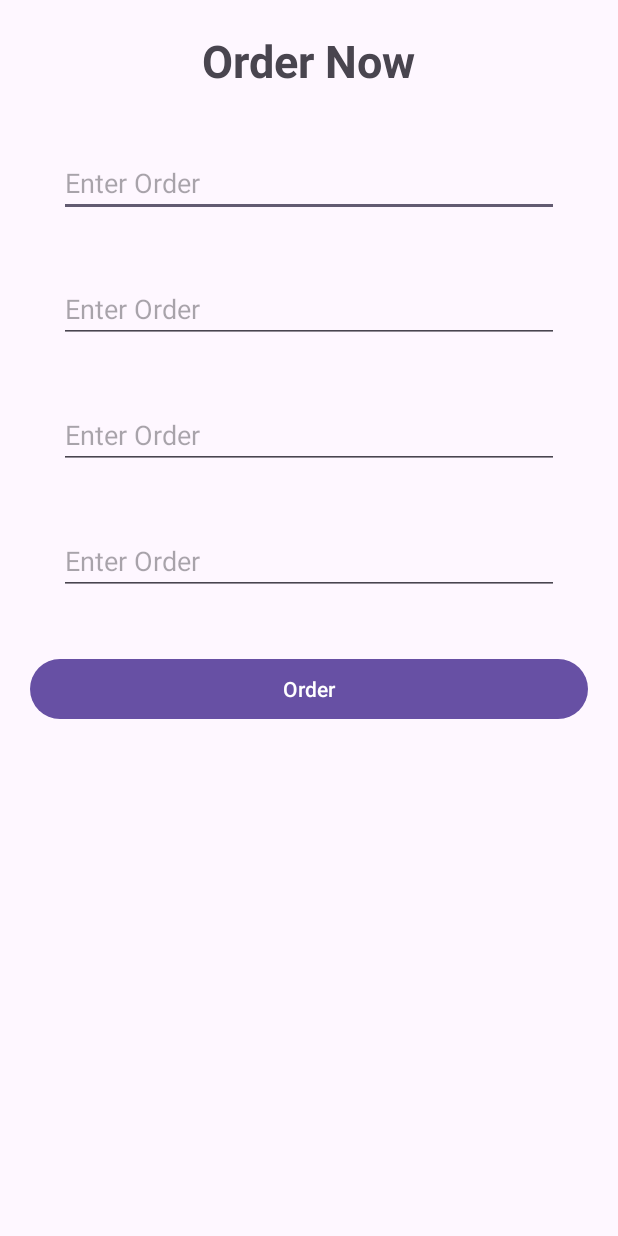
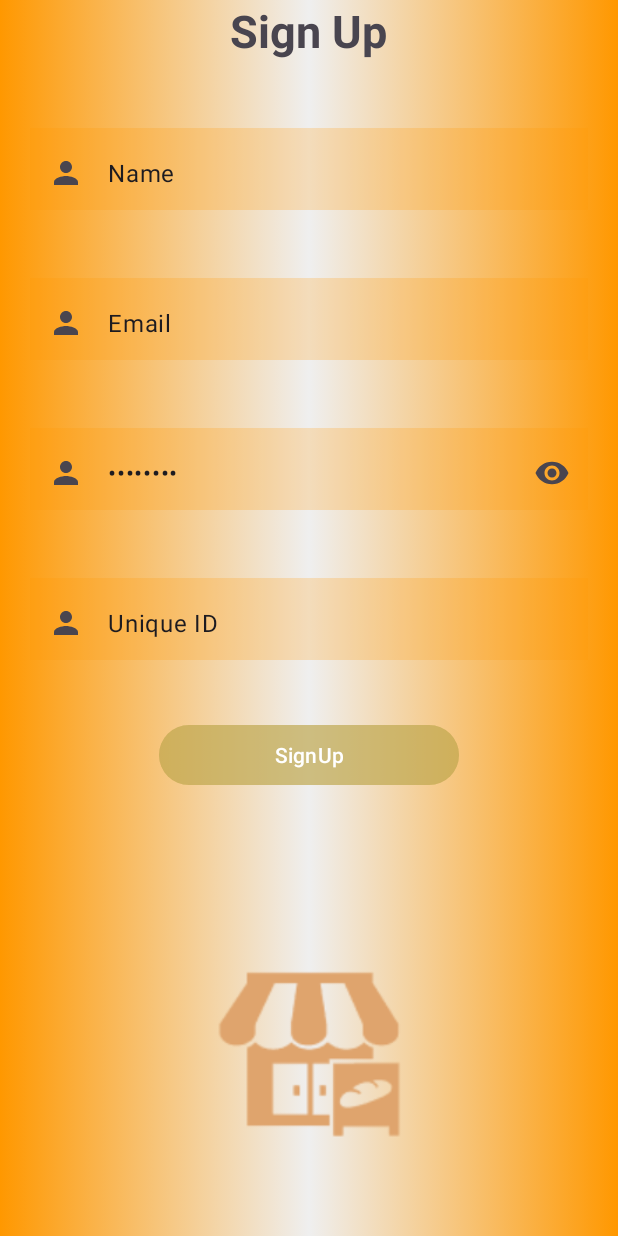
Before and after one commit to anurodh200/AndroidLearningDemo, an Android app: the screen it shows after launch (MainActivity before the commit, signUp after it), on a phone screen of 412 x 824 dp. Run offline under Robolectric (Android 15) with nearby library versions, the phone set to English and light mode, and no system bars; our stand-ins replace Firebase (no records; nobody signed in at launch, a user with empty details on screens opened directly).

Commit message:
Firebase Usage

```diff
--- a/app/build.gradle.kts
+++ b/app/build.gradle.kts
@@ -1,6 +1,7 @@
 plugins {
     alias(libs.plugins.android.application)
     alias(libs.plugins.kotlin.android)
+    alias(libs.plugins.google.gms.google.services)
 }
 
 android {
@@ -45,6 +46,7 @@ dependencies {
     implementation(libs.material)
     implementation(libs.androidx.activity)
     implementation(libs.androidx.constraintlayout)
+    implementation(libs.firebase.database)
     testImplementation(libs.junit)
     androidTestImplementation(libs.androidx.junit)
     androidTestImplementation(libs.androidx.espresso.core)
--- a/app/src/main/java/com/example/demo/MainActivity.kt
+++ b/app/src/main/java/com/example/demo/MainActivity.kt
@@ -5,6 +5,7 @@ import android.net.Uri
 import android.os.Build
 import android.os.Bundle
 import android.provider.MediaStore
+import android.util.Log
 import android.webkit.WebView
 import android.webkit.WebViewClient
 import android.widget.Button
@@ -33,13 +34,17 @@ class MainActivity : AppCompatActivity() {
         binding = ActivityMainBinding.inflate(layoutInflater)
         setContentView(binding.root)
 
-        binding.btn.setOnClickListener {
-            val orderDetails = binding.et1.text.toString() + " " + binding.et2.text.toString() + " " + binding.et3.text + " " + binding.et4.text
 
-            intent = Intent(this, ShowOrder::class.java)
-            intent.putExtra(KEY, orderDetails)
-            startActivity(intent)
-        }
+
+        Log.i("INFO TAG", "Hey the code is perfect!!")
+
+//        binding.btn.setOnClickListener {
+//            val orderDetails = binding.et1.text.toString() + " " + binding.et2.text.toString() + " " + binding.et3.text + " " + binding.et4.text
+//            Log.i("INFO TAG", orderDetails.toString())
+//            intent = Intent(this, ShowOrder::class.java)
+//            intent.putExtra(KEY, orderDetails)
+//            startActivity(intent)
+//        }
 
 
 //        webBtn.setOnClickListener {
--- /dev/null
+++ b/app/src/main/java/com/example/demo/User.kt
@@ -0,0 +1,5 @@
+package com.example.demo
+
+data class User(val name: String, val email: String, val password: String){
+
+}
--- /dev/null
+++ b/app/src/main/java/com/example/demo/signUp.kt
@@ -0,0 +1,54 @@
+package com.example.demo
+
+import android.os.Bundle
+import android.widget.Button
+import android.widget.Toast
+import com.google.android.material.textfield.TextInputEditText
+import androidx.appcompat.app.AppCompatActivity
+import com.google.firebase.database.DatabaseReference
+import com.google.firebase.database.FirebaseDatabase
+
+class signUp : AppCompatActivity() {
+
+    private lateinit var database: DatabaseReference
+    private lateinit var etName: TextInputEditText
+    private lateinit var etEmail: TextInputEditText
+    private lateinit var etPassword: TextInputEditText
+    private lateinit var etID: TextInputEditText
+
+    override fun onCreate(savedInstanceState: Bundle?) {
+        super.onCreate(savedInstanceState)
+        setContentView(R.layout.activity_sign_up)
+
+        // Initialize TextInputEditText fields
+        etName = findViewById(R.id.etName)
+        etEmail = findViewById(R.id.etEmail)
+        etPassword = findViewById(R.id.etPassword)
+        etID = findViewById(R.id.etID)
+
+        // Button
+        val signUpBtn = findViewById<Button>(R.id.btn)
+
+        // Button click listener
+        signUpBtn.setOnClickListener {
+            val name = etName.text.toString()
+            val email = etEmail.text.toString()
+            val password = etPassword.text.toString()
+            val id = etID.text.toString()
+
+            // Perform actions with these values, e.g., validation or sending to a server
+            var user = User(name, email, password)
+
+            database = FirebaseDatabase.getInstance().getReference("Users")
+            database.child(id).setValue(user).addOnSuccessListener {
+                etName.text?.clear()
+                etEmail.text?.clear()
+                etPassword.text?.clear()
+                etID.text?.clear()
+                Toast.makeText(this, "User Registered", Toast.LENGTH_SHORT).show()
+            }.addOnSuccessListener {
+                Toast.makeText(this, "Failed Registration", Toast.LENGTH_SHORT).show()
+            }
+        }
+    }
+}
--- a/app/src/main/java/com/example/demo/splashScreen.kt
+++ b/app/src/main/java/com/example/demo/splashScreen.kt
@@ -1,20 +1,23 @@
 package com.example.demo
 
+import android.content.Intent
 import android.os.Bundle
 import androidx.activity.enableEdgeToEdge
 import androidx.appcompat.app.AppCompatActivity
 import androidx.core.view.ViewCompat
 import androidx.core.view.WindowInsetsCompat
+import java.util.logging.Handler
 
-class splashScreen : AppCompatActivity() {
+
+public class splashScreen : AppCompatActivity() {
     override fun onCreate(savedInstanceState: Bundle?) {
         super.onCreate(savedInstanceState)
-        enableEdgeToEdge()
         setContentView(R.layout.activity_splash_screen)
-        ViewCompat.setOnApplyWindowInsetsListener(findViewById(R.id.main)) { v, insets ->
-            val systemBars = insets.getInsets(WindowInsetsCompat.Type.systemBars())
-            v.setPadding(systemBars.left, systemBars.top, systemBars.right, systemBars.bottom)
-            insets
-        }
+
+        android.os.Handler().postDelayed({
+            val intent = Intent(this, signUp::class.java)
+            startActivity(intent)
+            finish()
+        }, 3000)
     }
 }
--- /dev/null
+++ b/app/src/main/res/drawable/baseline_person_24.xml
@@ -0,0 +1,5 @@
+<vector xmlns:android="http://schemas.android.com/apk/res/android" android:height="24dp" android:tint="#000000" android:viewportHeight="24" android:viewportWidth="24" android:width="24dp">
+
+    <path android:fillColor="@android:color/white" android:pathData="M12,12c2.21,0 4,-1.79 4,-4s-1.79,-4 -4,-4 -4,1.79 -4,4 1.79,4 4,4zM12,14c-2.67,0 -8,1.34 -8,4v2h16v-2c0,-2.66 -5.33,-4 -8,-4z"/>
+
+</vector>
--- /dev/null
+++ b/app/src/main/res/drawable/mainbackground.xml
@@ -0,0 +1,13 @@
+<?xml version="1.0" encoding="utf-8"?>
+<selector xmlns:android="http://schemas.android.com/apk/res/android">
+    <item>
+        <shape android:shape="rectangle">
+            <gradient
+                android:startColor = "#FF9800"
+                android:endColor="#FF9800"
+                android:centerColor="#EFEFEF">
+               </gradient>
+
+        </shape>
+    </item>
+</selector>
--- a/app/src/main/res/layout/activity_main.xml
+++ b/app/src/main/res/layout/activity_main.xml
@@ -6,58 +6,35 @@
     android:layout_height="match_parent"
     android:orientation="vertical"
     android:layout_margin="10dp"
+    android:background="@drawable/mainbackground"
     android:padding="20dp"
     tools:context=".MainActivity">
 
     <TextView
         android:layout_width="wrap_content"
         android:layout_height="wrap_content"
-        android:text="Order Now"
+        android:text="Sign Up"
         android:layout_gravity="center"
         android:textSize="30dp"
         android:textStyle="bold"
         android:layout_marginBottom="19dp"
         />
 
-    <EditText
-        android:id="@+id/et_1"
-        android:layout_width="match_parent"
-        android:layout_height="wrap_content"
-        android:ems="10"
-        android:layout_margin="19dp"
-        android:inputType="text"
-        android:hint="Enter Order "
-        />
-
-    <EditText
-        android:id="@+id/et_2"
-        android:layout_width="match_parent"
-        android:layout_height="wrap_content"
-        android:ems="10"
-        android:layout_margin="19dp"
-        android:inputType="text"
-        android:hint="Enter Order "
-        />
-
-    <EditText
-        android:id="@+id/et_3"
-        android:layout_width="match_parent"
-        android:layout_height="wrap_content"
-        android:ems="10"
-        android:layout_margin="19dp"
-        android:inputType="text"
-        android:hint="Enter Order "
-        />
-
-    <EditText
-        android:id="@+id/et_4"
-        android:layout_width="match_parent"
-        android:layout_height="wrap_content"
-        android:ems="10"
-        android:layout_margin="19dp"
-        android:inputType="text"
-        android:hint="Enter Order "
-        />
+   <com.google.android.material.textfield.TextInputLayout
+       android:layout_width="match_parent"
+       android:layout_height="60dp"
+       app:startIconDrawable="@drawable/baseline_person_24"
+       app:helperText="*Required"
+       app:helperTextTextColor="#4B2B2B"
+       android:layout_margin="20dp"
+      >
+       <com.google.android.material.textfield.TextInputEditText
+           android:layout_width="match_parent"
+           android:layout_height="60dp"
+           android:text="Name"
+           android:background="#FF9800"
+           />
+    </com.google.android.material.textfield.TextInputLayout>
     <Button
         android:id="@+id/btn"
         android:layout_marginTop="19dp"
--- /dev/null
+++ b/app/src/main/res/layout/activity_sign_up.xml
@@ -0,0 +1,115 @@
+<?xml version="1.0" encoding="utf-8"?>
+<LinearLayout xmlns:android="http://schemas.android.com/apk/res/android"
+    xmlns:app="http://schemas.android.com/apk/res-auto"
+    xmlns:tools="http://schemas.android.com/tools"
+    android:id="@+id/main"
+    android:layout_width="match_parent"
+    android:orientation="vertical"
+    android:layout_height="match_parent"
+    android:background = "@drawable/mainbackground"
+    tools:context=".signUp">
+
+    <TextView
+        android:layout_width="wrap_content"
+        android:layout_height="wrap_content"
+        android:text="Sign Up"
+        android:layout_gravity="center"
+        android:textSize="30dp"
+        android:textStyle="bold"
+        android:layout_marginBottom="19dp"
+        />
+
+    <com.google.android.material.textfield.TextInputLayout
+        android:layout_width="match_parent"
+        android:layout_height="60dp"
+        app:startIconDrawable="@drawable/baseline_person_24"
+        app:helperText="*Required"
+        app:helperTextTextColor="#4B2B2B"
+        android:layout_margin="20dp"
+
+        >
+        <com.google.android.material.textfield.TextInputEditText
+            android:layout_width="match_parent"
+            android:layout_height="60dp"
+            android:text="Name"
+            android:inputType="text"
+            android:background="#38FF9800"
+            android:id="@+id/etName"
+            />
+    </com.google.android.material.textfield.TextInputLayout>
+
+    <com.google.android.material.textfield.TextInputLayout
+        android:layout_width="match_parent"
+        android:layout_height="60dp"
+        app:startIconDrawable="@drawable/baseline_person_24"
+        app:helperText="*Required"
+        app:helperTextTextColor="#4B2B2B"
+        android:layout_margin="20dp"
+
+        >
+        <com.google.android.material.textfield.TextInputEditText
+            android:layout_width="match_parent"
+            android:layout_height="60dp"
+            android:text="Email"
+            android:inputType="textEmailAddress"
+            android:background="#38FF9800"
+            android:id="@+id/etEmail"
+            />
+    </com.google.android.material.textfield.TextInputLayout>
+
+    <com.google.android.material.textfield.TextInputLayout
+        android:layout_width="match_parent"
+        android:layout_height="60dp"
+        app:startIconDrawable="@drawable/baseline_person_24"
+        app:endIconMode="password_toggle"
+        app:helperText="*Required"
+        app:helperTextTextColor="#4B2B2B"
+        android:layout_margin="20dp"
+
+        >
+        <com.google.android.material.textfield.TextInputEditText
+            android:layout_width="match_parent"
+            android:layout_height="60dp"
+            android:text="Password"
+            android:inputType="textPassword"
+            android:background="#38FF9800"
+            android:id="@+id/etPassword"
+            />
+    </com.google.android.material.textfield.TextInputLayout>
+
+    <com.google.android.material.textfield.TextInputLayout
+        android:layout_width="match_parent"
+        android:layout_height="60dp"
+        app:startIconDrawable="@drawable/baseline_person_24"
+        app:helperText="*Required"
+        app:helperTextTextColor="#4B2B2B"
+        android:layout_margin="20dp"
+
+        >
+        <com.google.android.material.textfield.TextInputEditText
+            android:layout_width="match_parent"
+            android:layout_height="60dp"
+            android:text="Unique ID"
+            android:inputType="text"
+            android:background="#38FF9800"
+            android:id="@+id/etID"
+            />
+    </com.google.android.material.textfield.TextInputLayout>
+
+    <Button
+        android:id="@+id/btn"
+        android:layout_marginTop="19dp"
+        android:layout_width="200dp"
+        android:layout_gravity="center"
+        android:layout_height="wrap_content"
+        android:text="SignUp"
+        android:backgroundTint="#6EBDA64A"
+        /><ImageView
+        android:layout_width="150dp"
+        android:layout_height="150dp"
+        android:src="@drawable/desi_bakery_favicon_color"
+        android:layout_gravity="center"
+        android:layout_marginTop="100dp"
+        />
+
+</LinearLayout>
--- a/app/src/main/res/layout/activity_splash_screen.xml
+++ b/app/src/main/res/layout/activity_splash_screen.xml
@@ -7,4 +7,13 @@
     android:layout_height="match_parent"
     tools:context=".splashScreen">
 
+    <ImageView
+        android:id="@+id/img"
+        android:layout_width="150dp"
+        android:layout_height="150dp"
+        android:src="@drawable/desi_bakery_favicon_color"
+        app:layout_constraintBottom_toBottomOf="parent"
+        app:layout_constraintEnd_toEndOf="parent"
+        app:layout_constraintStart_toStartOf="parent"
+        app:layout_constraintTop_toTopOf="parent" />
 </androidx.constraintlayout.widget.ConstraintLayout>
--- a/app/src/main/res/values/themes.xml
+++ b/app/src/main/res/values/themes.xml
@@ -1,6 +1,6 @@
 <resources xmlns:tools="http://schemas.android.com/tools">
     <!-- Base application theme. -->
-    <style name="Base.Theme.Demo" parent="Theme.Material3.Light.NoActionBar">
+    <style name="Base.Theme.Demo" parent="Theme.Material3.DayNight.NoActionBar">
         <!-- Customize your light theme here. -->
         <!-- <item name="colorPrimary">@color/my_light_primary</item> -->
         <item name="android:statusBarColor">@android:color/transparent</item>
--- a/build.gradle.kts
+++ b/build.gradle.kts
@@ -2,4 +2,5 @@
 plugins {
     alias(libs.plugins.android.application) apply false
     alias(libs.plugins.kotlin.android) apply false
+    alias(libs.plugins.google.gms.google.services) apply false
 }
--- a/gradle/libs.versions.toml
+++ b/gradle/libs.versions.toml
@@ -9,6 +9,8 @@ appcompat = "1.7.0"
 material = "1.12.0"
 activity = "1.9.3"
 constraintlayout = "2.1.4"
+googleGmsGoogleServices = "4.4.2"
+firebaseDatabase = "21.0.0"
 
 [libraries]
 androidx-core-ktx = { group = "androidx.core", name = "core-ktx", version.ref = "coreKtx" }
@@ -19,7 +21,9 @@ androidx-appcompat = { group = "androidx.appcompat", name = "appcompat", version
 material = { group = "com.google.android.material", name = "material", version.ref = "material" }
 androidx-activity = { group = "androidx.activity", name = "activity", version.ref = "activity" }
 androidx-constraintlayout = { group = "androidx.constraintlayout", name = "constraintlayout", version.ref = "constraintlayout" }
+firebase-database = { group = "com.google.firebase", name = "firebase-database", version.ref = "firebaseDatabase" }
 
 [plugins]
 android-application = { id = "com.android.application", version.ref = "agp" }
 kotlin-android = { id = "org.jetbrains.kotlin.android", version.ref = "kotlin" }
+google-gms-google-services = { id = "com.google.gms.google-services", version.ref = "googleGmsGoogleServices" }
```
Also changed, not shown: app/src/main/AndroidManifest.xml (+10 -3 lines), 1 other file.
